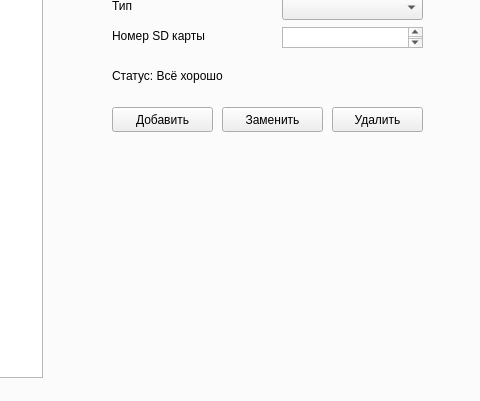
The window that administrator.ui (Yojisks/Yojisks) describes before a commit, drawn with Qt 5; both pictures show x 1020 to 1500 and y 299 to 700 of the 1500 by 700 pixel window.
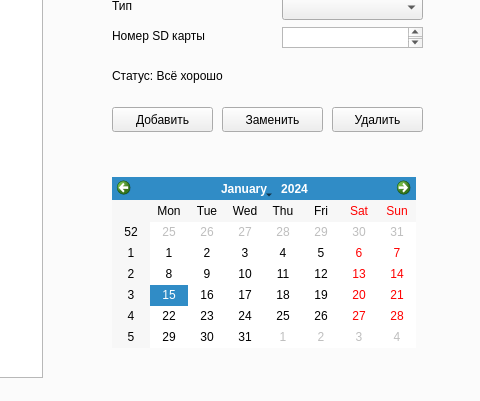
The same window after the commit.

```diff
--- a/administrator.ui
+++ b/administrator.ui
@@ -328,7 +328,7 @@
       <rect>
        <x>1130</x>
        <y>340</y>
-       <width>131</width>
+       <width>311</width>
        <height>17</height>
       </rect>
      </property>
@@ -385,6 +385,27 @@
       </rect>
      </property>
     </widget>
+    <widget class="QWidget" name="verticalLayoutWidget">
+     <property name="geometry">
+      <rect>
+       <x>1450</x>
+       <y>30</y>
+       <width>21</width>
+       <height>371</height>
+      </rect>
+     </property>
+     <layout class="QVBoxLayout" name="verticalLayout"/>
+    </widget>
+    <widget class="QCalendarWidget" name="calendarWidget">
+     <property name="geometry">
+      <rect>
+       <x>1130</x>
+       <y>450</y>
+       <width>304</width>
+       <height>171</height>
+      </rect>
+     </property>
+    </widget>
    </widget>
    <widget class="QWidget" name="tab_2">
     <attribute name="title">
```
